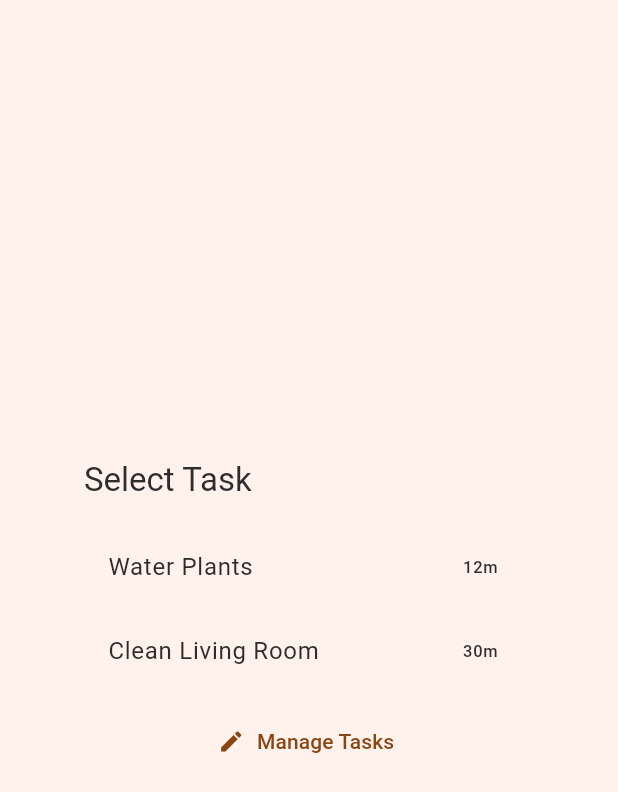
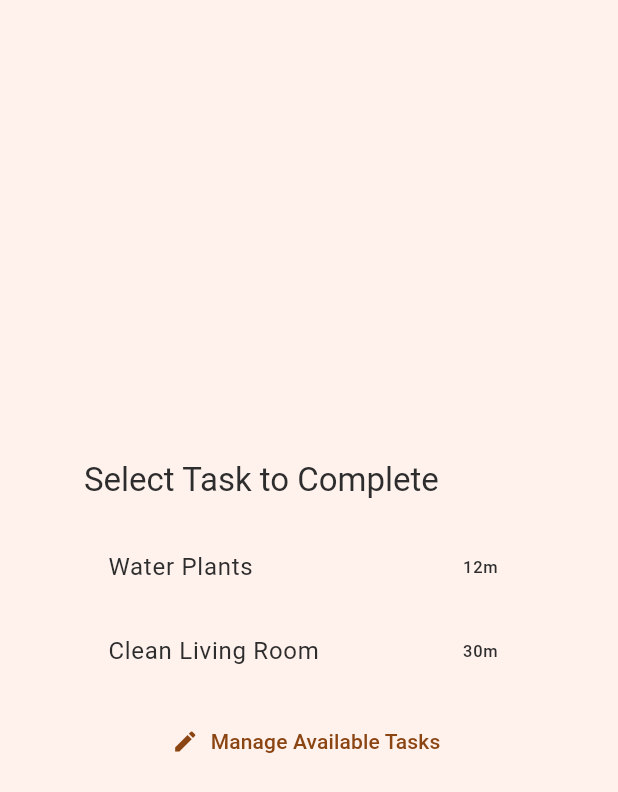
Before and after one commit to SamuelPfisterer/flutter_app, a Flutter app: the TaskSelectionDialog widget shown alone on an empty page, opened directly, on a phone screen of 412 x 824 dp. Shown: the top 792 px of the screen. Run offline on Flutter 3.47's test engine with Material 3 defaults, Android fonts, the phone set to English and light mode, and no system bars; our stand-ins replace awesome_notifications, fl_chart, flutter_riverpod; network calls fail.

Commit message:
changed "execute task" to "task menu" and "select task" to "select task to complete" and "manage tasks" to "manage available tasks"

```diff
--- a/lib/screens/task_history_screen.dart
+++ b/lib/screens/task_history_screen.dart
@@ -179,7 +179,7 @@ class TaskHistoryScreen extends ConsumerWidget {
                       );
                     },
                     icon: const Icon(Icons.edit),
-                    label: const Text('Manage Tasks'),
+                    label: const Text('Manage Available Tasks'),
                     style: OutlinedButton.styleFrom(
                       padding: const EdgeInsets.symmetric(vertical: 12),
                     ),
@@ -230,8 +230,8 @@ class TaskHistoryScreen extends ConsumerWidget {
                   );
                 }
               },
-              label: const Text('Execute Task'),
-              icon: const Icon(Icons.add),
+              label: const Text('Task Menu'),
+              icon: const Icon(Icons.playlist_add),
             )
           : null,
     );
--- a/lib/widgets/task_selection_dialog.dart
+++ b/lib/widgets/task_selection_dialog.dart
@@ -19,7 +19,7 @@ class TaskSelectionDialog extends ConsumerWidget {
           crossAxisAlignment: CrossAxisAlignment.stretch,
           children: [
             Text(
-              'Select Task',
+              'Select Task to Complete',
               style: Theme.of(context).textTheme.titleLarge,
             ),
             const SizedBox(height: 16),
@@ -50,7 +50,7 @@ class TaskSelectionDialog extends ConsumerWidget {
                 );
               },
               icon: const Icon(Icons.edit),
-              label: const Text('Manage Tasks'),
+              label: const Text('Manage Available Tasks'),
             ),
           ],
         ),
```
